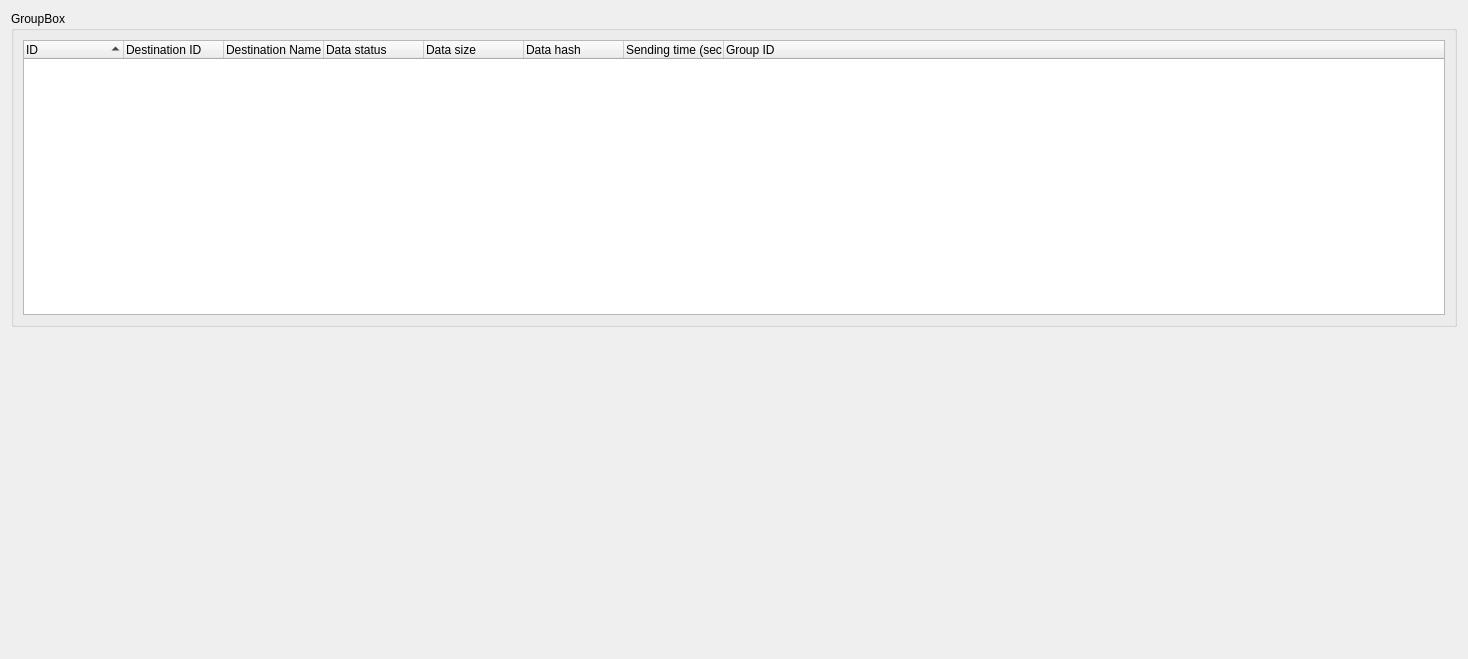
Above: retroshare-gui/src/gui/statistics/GxsTransportStatistics.ui from RetroShare/RetroShare before the change. Below: the same form after it.
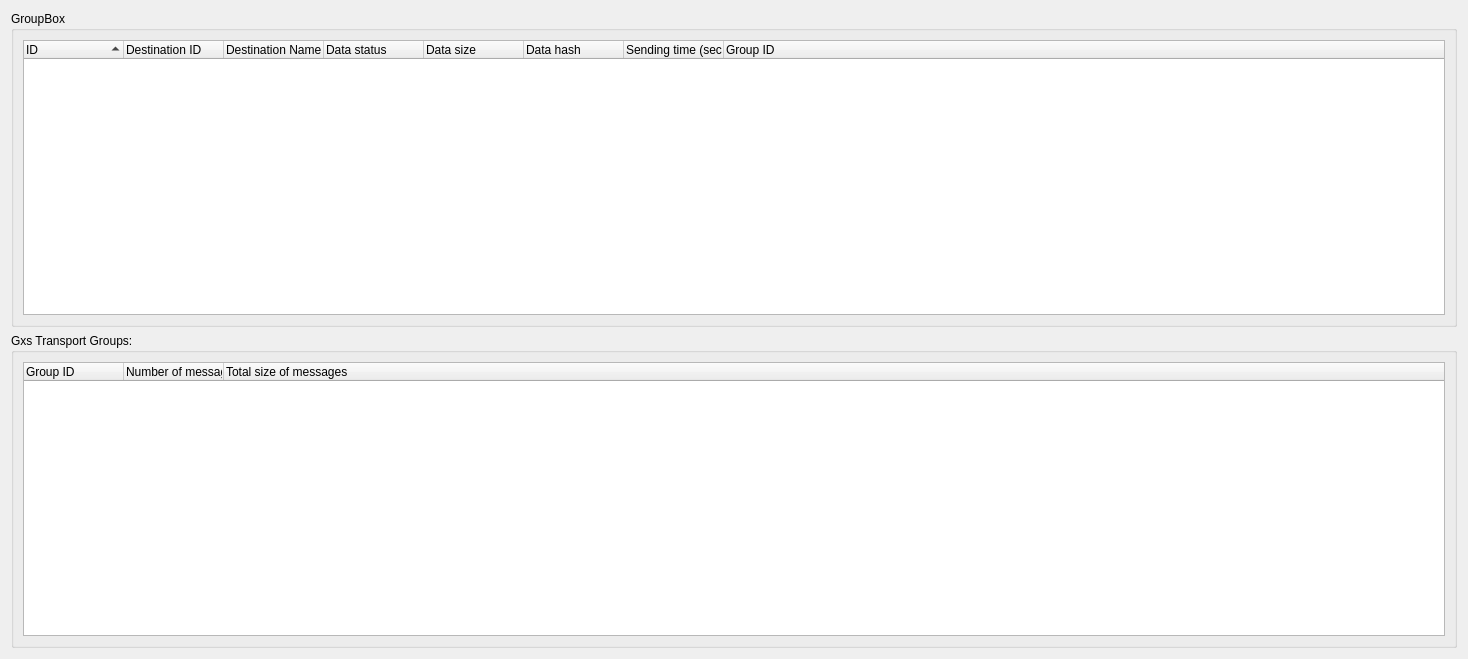
That is the form after the change.

Commit message: added display of the various GxsTrans groups and their respective sizes

Patch:
```diff
--- a/retroshare-gui/src/gui/statistics/GxsTransportStatistics.ui
+++ b/retroshare-gui/src/gui/statistics/GxsTransportStatistics.ui
@@ -15,31 +15,36 @@
   </property>
   <layout class="QGridLayout" name="gridLayout">
    <item row="1" column="0">
+    <widget class="QGroupBox" name="groupBox_2">
+     <property name="title">
+      <string>Gxs Transport Groups:</string>
+     </property>
+     <layout class="QVBoxLayout" name="verticalLayout">
+      <item>
     <widget class="QSplitter" name="splitter">
      <property name="orientation">
       <enum>Qt::Vertical</enum>
      </property>
-     <widget class="QScrollArea" name="_router_F">
-      <property name="frameShape">
-       <enum>QFrame::NoFrame</enum>
-      </property>
-      <property name="horizontalScrollBarPolicy">
-       <enum>Qt::ScrollBarAlwaysOff</enum>
-      </property>
-      <property name="widgetResizable">
-       <bool>true</bool>
-      </property>
-      <widget class="QWidget" name="scrollAreaWidgetContents">
-       <property name="geometry">
-        <rect>
-         <x>0</x>
-         <y>0</y>
-         <width>1432</width>
-         <height>305</height>
-        </rect>
-       </property>
-      </widget>
-     </widget>
+        <widget class="QTreeWidget" name="groupTreeWidget">
+         <column>
+          <property name="text">
+           <string>Group ID</string>
+          </property>
+         </column>
+         <column>
+          <property name="text">
+           <string>Number of messages</string>
+          </property>
+         </column>
+         <column>
+          <property name="text">
+           <string>Total size of messages</string>
+          </property>
+         </column>
+        </widget>
+       </widget>
+      </item>
+     </layout>
     </widget>
    </item>
    <item row="0" column="0">
```
Lines whose indentation alone changed are shown as unchanged. The commit also changes 2 other files.
